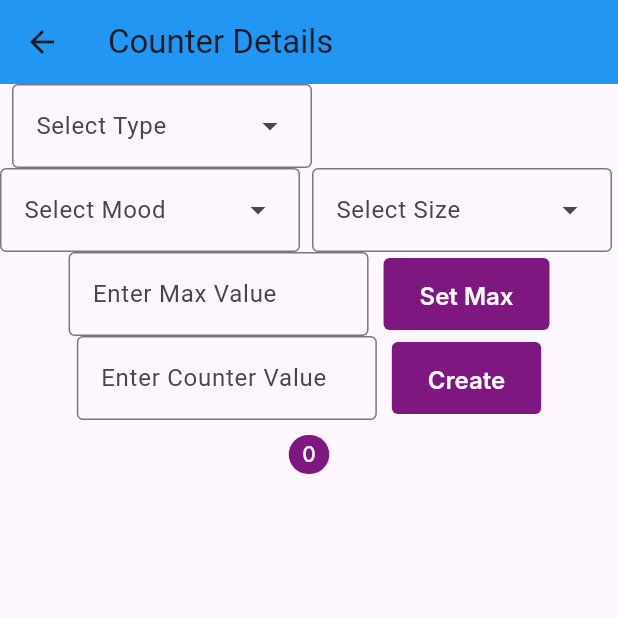
After one commit to githimank/BLADE-DESIGN-SYSTEM, a Flutter app: the screen it shows after launch, after a tap on "Counter", on a phone screen of 412 x 824 dp, the top half of it. The commit adds this screen. Run offline on Flutter 3.47's test engine with Material 3 defaults, Android fonts, the phone set to English and light mode, and no system bars; Roboto replaces fonts that are missing (Inter).

Commit message:
counter example added

```diff
--- /dev/null
+++ b/example/lib/components/counter_details.dart
@@ -0,0 +1,169 @@
+import 'package:blade_design_system/components/button/button_properties.dart';
+import 'package:blade_design_system/components/button/button_widget.dart';
+import 'package:blade_design_system/counter/bp_counter.dart';
+import 'package:blade_design_system/theme/theme_extensions.dart';
+import 'package:blade_design_system/theme/tokens/spacing.dart';
+import 'package:flutter/material.dart';
+
+class CounterDetails extends StatefulWidget {
+  const CounterDetails({super.key});
+
+  @override
+  State<CounterDetails> createState() => _CounterDetailsState();
+}
+
+class _CounterDetailsState extends State<CounterDetails> {
+  CounterEmphasis emphasis = CounterEmphasis.INTENSE;
+  CounterMood mood = CounterMood.PRIMARY;
+  CounterSize size = CounterSize.LARGE;
+
+  final TextEditingController counterController = TextEditingController();
+  final TextEditingController counterValueController = TextEditingController();
+
+  int? maxValue;
+  int? counterValue;
+
+  @override
+  Widget build(BuildContext context) {
+    return Scaffold(
+      appBar: AppBar(
+        backgroundColor: Colors.blue,
+        title: const Text('Counter Details'),
+      ),
+      body: SingleChildScrollView(
+        child: Column(
+          crossAxisAlignment: CrossAxisAlignment.center,
+          children: [
+            Wrap(
+              children: [
+                Spacings.spacing3.wBox,
+                DropdownMenu(
+                  dropdownMenuEntries: CounterEmphasis.values
+                      .map((it) => DropdownMenuEntry(value: it, label: it.name))
+                      .toList(),
+                  width: 200,
+                  hintText: "Select Type",
+                  onSelected: (selectedVariant) {
+                    setState(() {
+                      emphasis = selectedVariant ?? CounterEmphasis.INTENSE;
+                    });
+                  },
+                ),
+                Spacings.spacing3.wBox,
+                DropdownMenu(
+                  dropdownMenuEntries: CounterMood.values
+                      .map((it) => DropdownMenuEntry(value: it, label: it.name))
+                      .toList(),
+                  width: 200,
+                  hintText: "Select Mood",
+                  onSelected: (selectedMood) {
+                    setState(() {
+                      mood = selectedMood ?? CounterMood.PRIMARY;
+                    });
+                  },
+                ),
+                Spacings.spacing3.wBox,
+                DropdownMenu(
+                  dropdownMenuEntries: CounterSize.values
+                      .map((it) => DropdownMenuEntry(value: it, label: it.name))
+                      .toList(),
+                  width: 200,
+                  hintText: "Select Size",
+                  onSelected: (selectedSize) {
+                    setState(() {
+                      size = selectedSize ?? CounterSize.LARGE;
+                    });
+                  },
+                ),
+                Spacings.spacing11.hBox,
+                Row(
+                  mainAxisAlignment: MainAxisAlignment.center,
+                  children: [
+                    SizedBox(
+                      width: 200,
+                      child: TextField(
+                        controller: counterController,
+                        decoration: const InputDecoration(
+                          hintText: 'Enter Max Value',
+                          border: OutlineInputBorder(),
+                        ),
+                      ),
+                    ),
+                    const SizedBox(
+                      width: 10,
+                    ),
+                    ButtonWidget(
+                      size: ButtonSize.LARGE,
+                      label: "Set Max",
+                      mood: ButtonMood.PRIMARY,
+                      onTap: () {
+                        if (counterController.text.isNotEmpty) {
+                          final int? parsedValue =
+                              int.tryParse(counterController.text);
+                          if (parsedValue != null) {
+                            setState(() {
+                              maxValue = parsedValue;
+                              counterController.clear();
+                            });
+                          }
+                        }
+                      },
+                      variant: ButtonVariant.PRIMARY,
+                    ),
+                  ],
+                ),
+                Spacings.spacing11.hBox,
+                Row(
+                  mainAxisAlignment: MainAxisAlignment.center,
+                  children: [
+                    SizedBox(
+                      width: 200,
+                      child: TextField(
+                        controller: counterValueController,
+                        decoration: const InputDecoration(
+                          hintText: 'Enter Counter Value',
+                          border: OutlineInputBorder(),
+                        ),
+                      ),
+                    ),
+                    const SizedBox(
+                      width: 10,
+                    ),
+                    ButtonWidget(
+                      size: ButtonSize.LARGE,
+                      label: "Create",
+                      mood: ButtonMood.PRIMARY,
+                      onTap: () {
+                        if (counterValueController.text.isNotEmpty) {
+                          final int? parsedValue =
+                              int.tryParse(counterValueController.text);
+                          if (parsedValue != null) {
+                            setState(() {
+                              counterValue = parsedValue;
+                              counterValueController.clear();
+                            });
+                          }
+                        }
+                      },
+                      variant: ButtonVariant.PRIMARY,
+                    ),
+                  ],
+                ),
+              ],
+            ),
+            const SizedBox(
+              height: 10,
+            ),
+            BpCounter(
+              size: size,
+              label: counterValue ?? 0,
+              mood: mood,
+              emphasis: emphasis,
+              max: maxValue,
+            ),
+          ],
+        ),
+      ),
+    );
+  }
+}
--- a/example/lib/components_screen.dart
+++ b/example/lib/components_screen.dart
@@ -98,6 +98,15 @@ class ComponentsScreen extends StatelessWidget {
                 ),
               ),
               const SizedBox(height: 20),
+              ElevatedButton(
+                onPressed: () {
+                  Navigator.pushNamed(context, '/counterDetails');
+                },
+                child: const Text(
+                  'Counter',
+                ),
+              ),
+              const SizedBox(height: 20),
             ],
           ),
         ),
--- a/example/lib/main.dart
+++ b/example/lib/main.dart
@@ -1,5 +1,6 @@
 import 'package:blade_design_system/theme/blade_theme.dart';
 import 'package:blade_design_system/theme/colors/light_color_theme_impl.dart';
+import 'package:example/components/counter_details.dart';
 import 'package:flutter/material.dart';
 
 import 'components/RadioDemo.dart';
@@ -39,6 +40,7 @@ class MyApp extends StatelessWidget {
         '/buttonDetails': (context) => const ButtonDetails(),
         '/buttonLink': (context) => const LinkDemo(),
         '/accordion': (context) => const AccordionDetails(),
+        '/counterDetails': (context) => const CounterDetails(),
       },
       themeMode: ThemeMode.system,
       theme: ThemeData(
```
